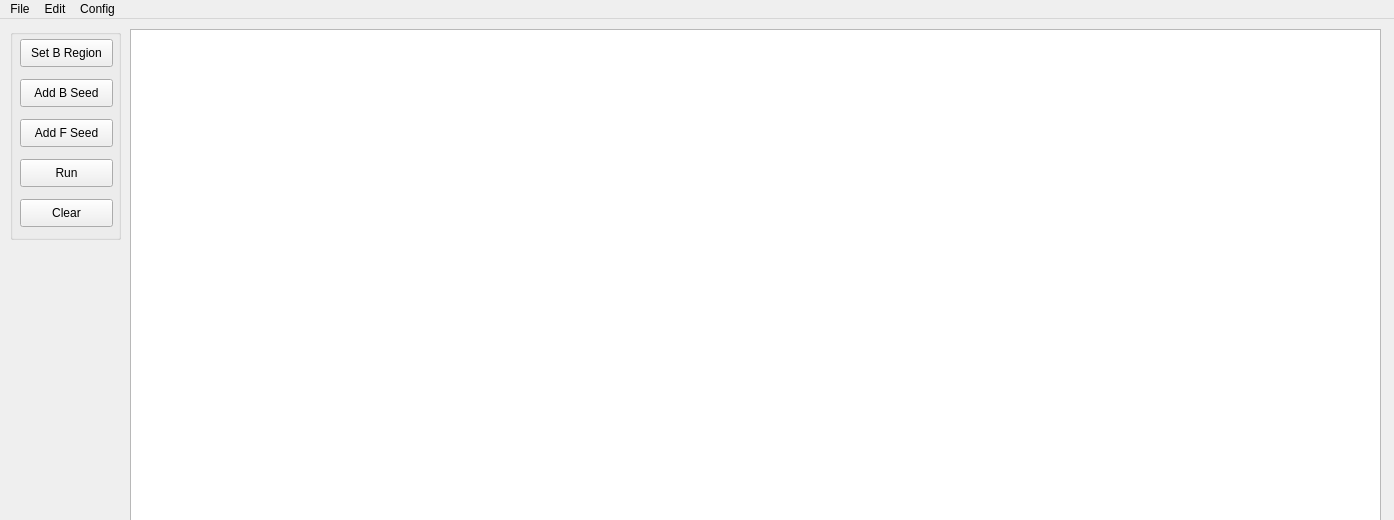
First picture: the form in src/grabcut.ui, repository hoangmaihuy/grabcut, before the edit; both pictures show x 0 to 1394 and y 0 to 520 of the 1394 by 856 pixel window.
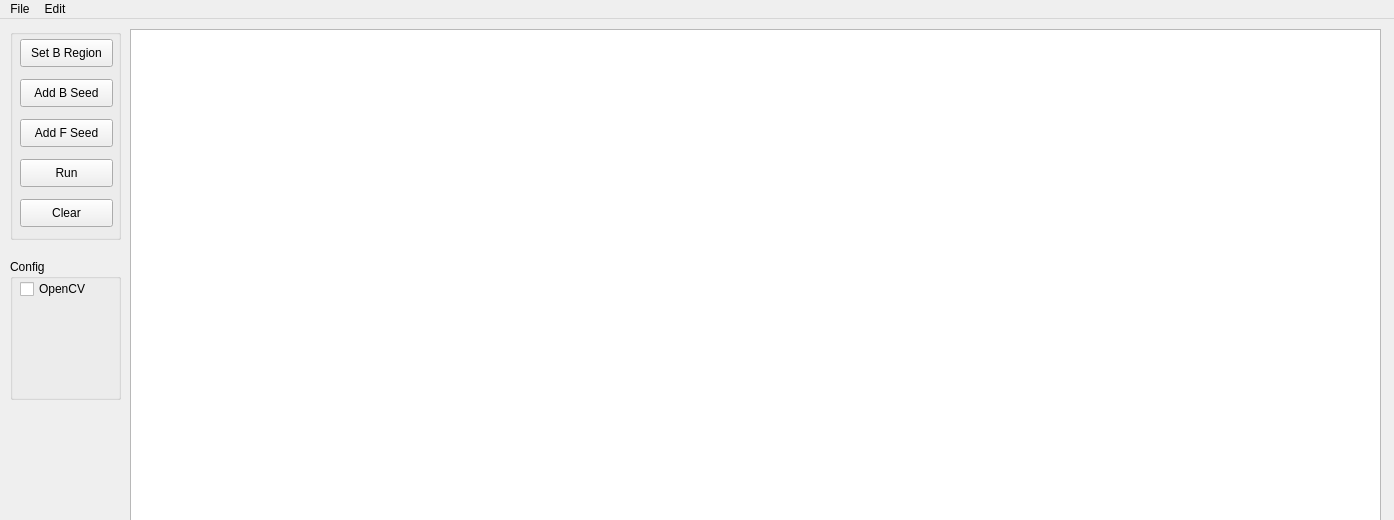
Second picture: the form after the edit.

The edit to the form file:
```diff
--- a/src/grabcut.ui
+++ b/src/grabcut.ui
@@ -105,6 +105,45 @@
      </property>
     </widget>
    </widget>
+   <widget class="QGroupBox" name="groupBox_2">
+    <property name="geometry">
+     <rect>
+      <x>10</x>
+      <y>240</y>
+      <width>111</width>
+      <height>141</height>
+     </rect>
+    </property>
+    <property name="title">
+     <string>Config</string>
+    </property>
+    <widget class="QCheckBox" name="checkBox">
+     <property name="geometry">
+      <rect>
+       <x>10</x>
+       <y>20</y>
+       <width>81</width>
+       <height>20</height>
+      </rect>
+     </property>
+     <property name="text">
+      <string>OpenCV</string>
+     </property>
+    </widget>
+    <widget class="QLabel" name="label">
+     <property name="geometry">
+      <rect>
+       <x>20</x>
+       <y>50</y>
+       <width>55</width>
+       <height>16</height>
+      </rect>
+     </property>
+     <property name="text">
+      <string/>
+     </property>
+    </widget>
+   </widget>
   </widget>
   <widget class="QMenuBar" name="menubar">
    <property name="geometry">
@@ -131,15 +170,8 @@
     <addaction name="actionAdd_Foreground_Seed"/>
     <addaction name="actionClear_Input"/>
    </widget>
-   <widget class="QMenu" name="menuConfig">
-    <property name="title">
-     <string>Config</string>
-    </property>
-    <addaction name="actionGMMs_Components"/>
-   </widget>
    <addaction name="menuFile"/>
    <addaction name="menuEdit"/>
-   <addaction name="menuConfig"/>
   </widget>
   <widget class="QStatusBar" name="statusbar">
    <property name="statusTip">
```
